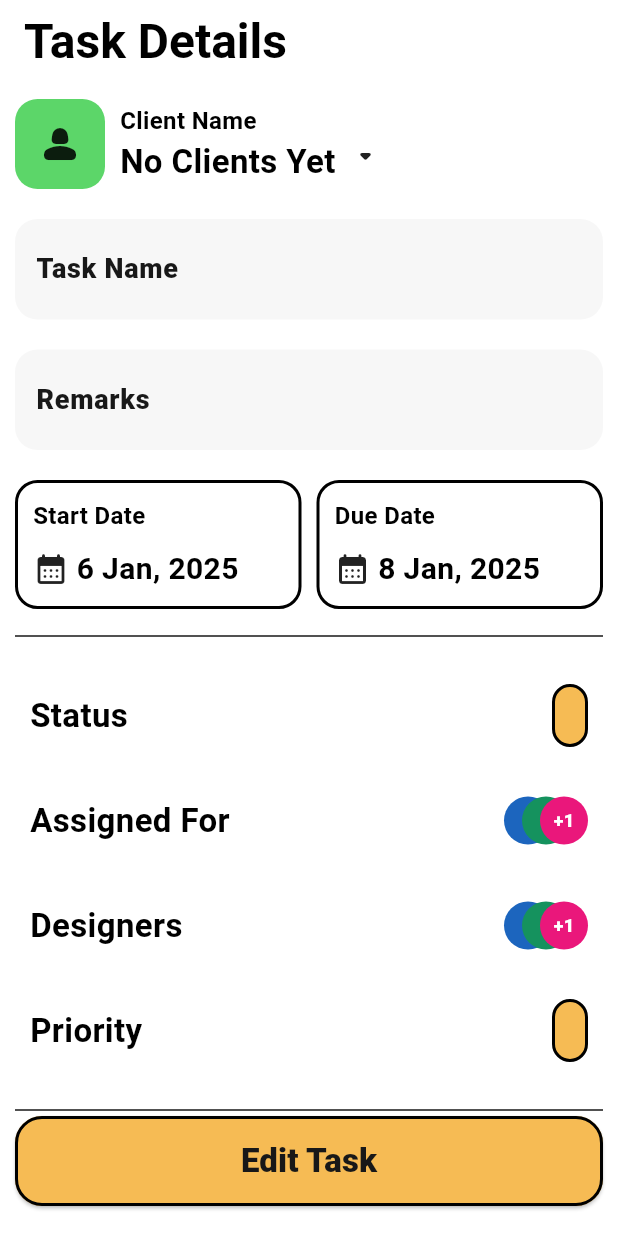
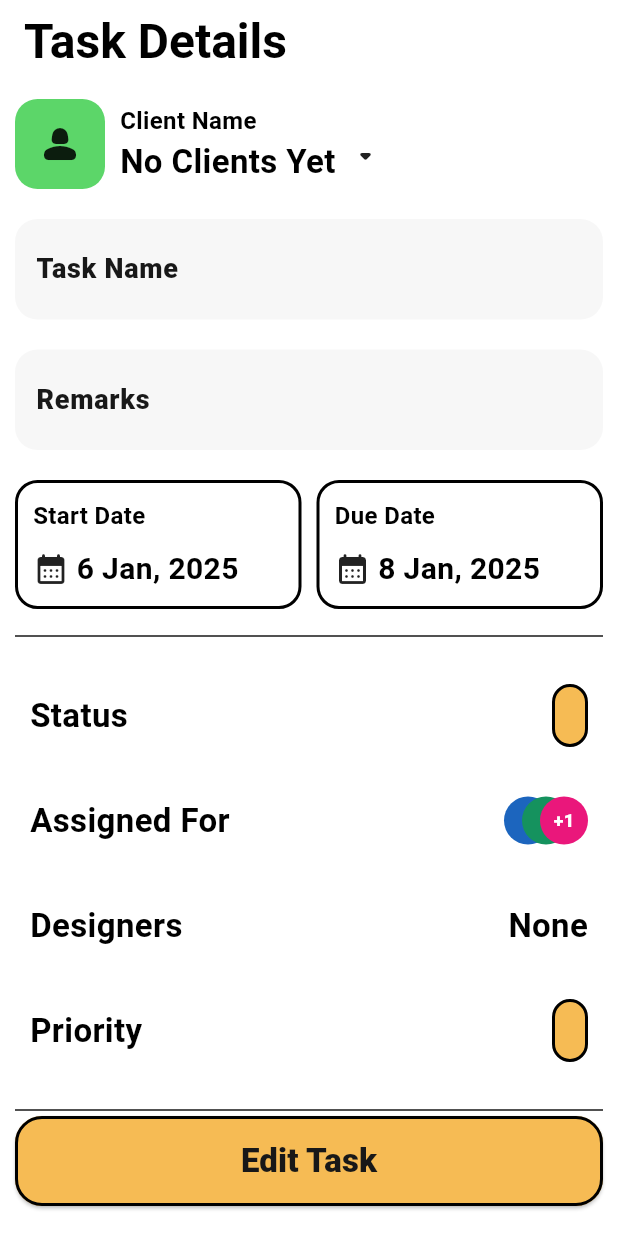
Before and after one commit to PrathamBhavsar/task_app, a Flutter app: the TaskDetailScreen screen opened by its route, on a phone screen of 412 x 824 dp. Run offline on Flutter 3.47's test engine with Material 3 defaults, Android fonts, the phone set to English and light mode, and no system bars; our stand-ins replace fluttertoast, go_router, logger, shared_preferences, supabase_flutter; accounts and stored records are empty; Roboto replaces fonts that are missing (Poppins).

```diff
--- a/lib/views/task/task_detail_screen.dart
+++ b/lib/views/task/task_detail_screen.dart
@@ -134,7 +134,15 @@ class _TaskDetailScreenState extends State<TaskDetailScreen> {
                   context: context,
                   label: 'Designers',
                   dataList: data['designers'],
-                  widget: const OverlappingCircles(numberOfCircles: 3),
+                  widget: provider.selectedIndices['designers']!.isNotEmpty
+                      ? OverlappingCircles(numberOfCircles: 3)
+                      : Text(
+                          'None',
+                          style: TextStyle(
+                            fontSize: 22,
+                            fontWeight: AppTexts.fW700,
+                          ),
+                        ),
                   field: 'designers',
                 ),
                 _buildDynamicRow(
```
Also changed, not shown: lib/controllers/supabase_controller.dart (+3 -9 lines), lib/providers/task_provider.dart (+33 -28 lines).
